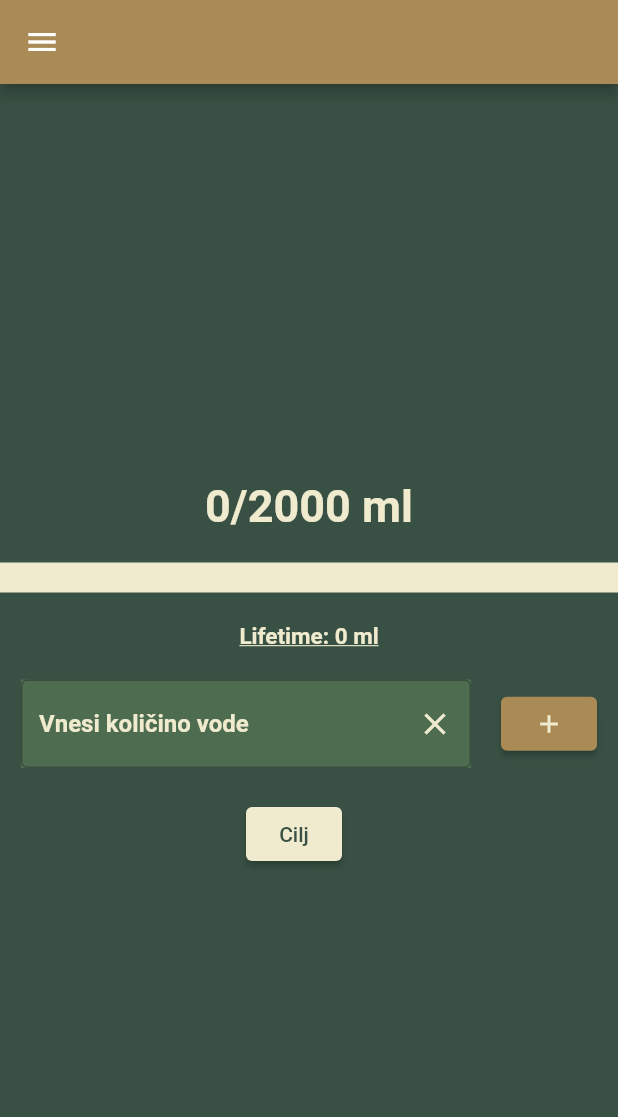
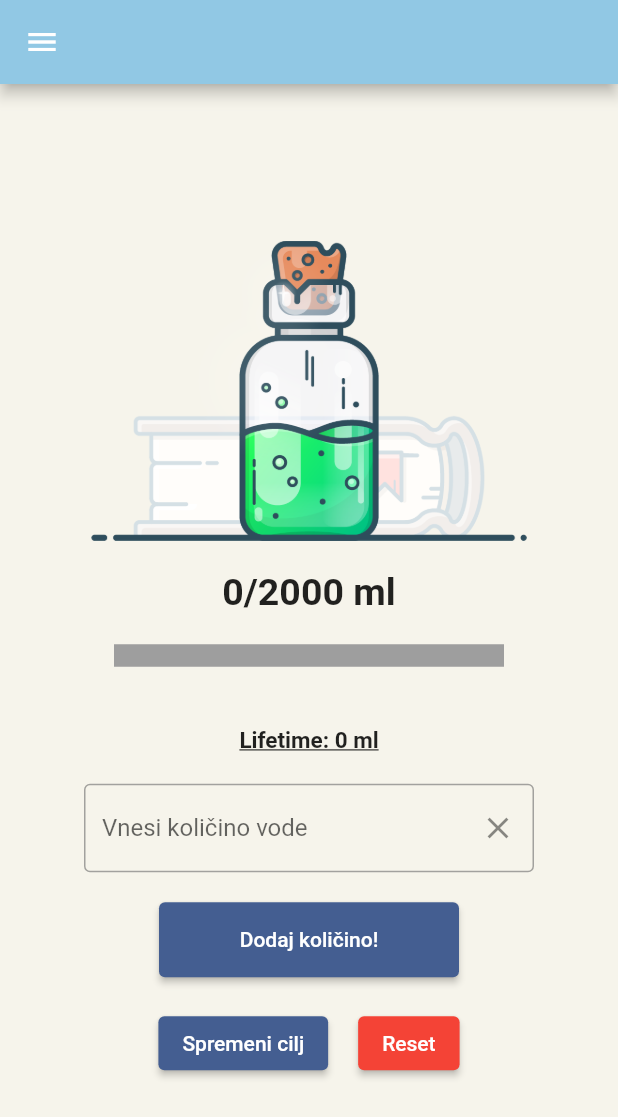
Before and after one commit to Oblakoru/WaterTrackingApp_LevelUp, a Flutter app: the MeritvePage screen opened directly, on a phone screen of 412 x 824 dp. Shown: the top 1117 px of the screen. Run offline on Flutter 3.47's test engine with Material 2 defaults, Android fonts, the phone set to English and light mode, and no system bars; our stand-ins replace hive_flutter; accounts and stored records are empty.

Commit message:
Revert "Slab redesign"
This reverts commit b588f551fd386b636fa38c3e61ab5244cc6acb7c.

```diff
--- a/lib/tracking_page.dart
+++ b/lib/tracking_page.dart
@@ -116,9 +116,9 @@ class _MeritvePageState extends State<MeritvePage> {
       resizeToAvoidBottomInset: false,
       //resizeToAvoidBottomPadding: false,
       //resizeToAvoidBottomInset: true,
-      backgroundColor: Color.fromRGBO(57, 81, 68, 1.0),
+      backgroundColor: Color.fromRGBO(246, 244, 235, 1.0),
       appBar: AppBar(
-        backgroundColor: Color.fromRGBO(170, 139, 86, 1.0),
+        backgroundColor: Color.fromRGBO(145, 200, 228, 1.0),
       ),
       drawer: Drawer(
         child: ListView(
@@ -153,7 +153,7 @@ class _MeritvePageState extends State<MeritvePage> {
               title: Text("Zgodovina"),
               onTap: () => print("Zgodovina"),
               leading: const Icon(
-                Icons.history,
+                Icons.favorite,
                 color: Colors.pinkAccent,
               ),
             ),
@@ -174,16 +174,18 @@ class _MeritvePageState extends State<MeritvePage> {
         ),
       ),
       body: Center(
+          child: Padding(
+        padding: const EdgeInsets.all(20.0),
         child: SingleChildScrollView(
           reverse: true,
           child: Column(
             mainAxisAlignment: MainAxisAlignment.center,
             crossAxisAlignment: CrossAxisAlignment.center,
             children: [
-            //Image.asset(
-            //  "images/health-potion.png",
-            //  height: 200,
-            //),
+              Image.asset(
+                "images/health-potion.png",
+                height: 200,
+              ),
               const SizedBox(
                 height: 20,
               ),
@@ -191,15 +193,12 @@ class _MeritvePageState extends State<MeritvePage> {
                 "$kolicinaSpiteVode/$dailyGoal ml",
                 style: const TextStyle(
                   fontWeight: FontWeight.bold,
-                  fontSize: 30.0,
-                  color: Color.fromRGBO(240, 235, 206, 1.0)),
+                  fontSize: 25.0,
                 ),
-            const SizedBox(
-              height: 20,
               ),
               Container(
-              //padding: EdgeInsets.symmetric(),
-              width: double.infinity,
+                padding: EdgeInsets.all(20.0),
+                width: 300,
                 child: TweenAnimationBuilder<double>(
                   duration: const Duration(milliseconds: 250),
                   curve: Curves.easeIn,
@@ -207,12 +206,8 @@ class _MeritvePageState extends State<MeritvePage> {
                     begin: 0,
                     end: kolicinaSpiteVode / dailyGoal,
                   ),
-                builder: (context, value, _) => LinearProgressIndicator(
-                  value: value,
-                  color: Color.fromRGBO(170, 139, 86, 1.0),
-                  backgroundColor: Color.fromRGBO(240, 235, 206, 1.0),
-                  minHeight: 20,
-                ),
+                  builder: (context, value, _) =>
+                      LinearProgressIndicator(value: value, color: Colors.blue, backgroundColor: Colors.grey, minHeight: 15,),
                 ),
                 //child: TweenAnimationBuilder<double>(
                 //  duration: const Duration(milliseconds: 500),
@@ -237,23 +232,14 @@ class _MeritvePageState extends State<MeritvePage> {
                 style: const TextStyle(
                     fontWeight: FontWeight.bold,
                     fontSize: 15.0,
-                  color: Color.fromRGBO(240, 235, 206, 1.0),
                     decoration: TextDecoration.underline),
               ),
               const SizedBox(
                 height: 20,
               ),
-            Row(
-              mainAxisAlignment: MainAxisAlignment.center,
-              children: [
               Container(
-                  color: Color.fromRGBO(78, 108, 80, 1.0),
                 width: 300,
                 child: TextField(
-                    style: TextStyle(
-                      color: Color.fromRGBO(240, 235, 206, 1.0),
-                      fontWeight: FontWeight.bold,
-                    ),
                   controller: textEditingController,
                   inputFormatters: [
                     FilteringTextInputFormatter.digitsOnly,
@@ -261,17 +247,9 @@ class _MeritvePageState extends State<MeritvePage> {
                   decoration: InputDecoration(
                     border: OutlineInputBorder(),
                     hintText: 'Vnesi količino vode',
-                      hintStyle: TextStyle(
-                        color: Color.fromRGBO(240, 235, 206, 1.0),
-                      ),
-                      labelStyle:
-                          TextStyle(color: Color.fromRGBO(240, 235, 206, 1.0)),
                     suffixIcon: IconButton(
                       onPressed: () => textEditingController.clear(),
-                        icon: Icon(
-                          Icons.clear,
-                          color: Color.fromRGBO(240, 235, 206, 1.0),
-                        ),
+                      icon: Icon(Icons.clear),
                     ),
                   ),
                   onChanged: (text) {
@@ -281,10 +259,9 @@ class _MeritvePageState extends State<MeritvePage> {
                 ),
               ),
               const SizedBox(
-                  width: 20,
+                height: 20,
               ),
               ElevatedButton(
-
                   //onPressed: () => setState(() => kolicinaSpiteVode += 250),
                   onPressed: () => {
                         setState(() {
@@ -293,23 +270,18 @@ class _MeritvePageState extends State<MeritvePage> {
                                 int.parse(textEditingController.text);
                             waterBox.put(
                                 pridobiDanasnjiDatum(), kolicinaSpiteVode);
-                              allTimeBox.add(int.parse(textEditingController.text));
+                            allTimeBox
+                                .add(int.parse(textEditingController.text));
                             _sumOfIntakes +=
                                 int.parse(textEditingController.text);
-                              textEditingController.clear();
                             print(pridobiDanasnjiDatum());
                           } catch (e) {
                             print("Ojoj!");
                           }
                         })
                       },
-                    //child: const Text("+", style: TextStyle(fontSize: 30), textAlign: TextAlign.center ,)),
-                    style: ElevatedButton.styleFrom(
-                      backgroundColor: Color.fromRGBO(170, 139, 86, 1.0),
-                    ),
-                    child: const Icon(Icons.add, size: 20, color: Color.fromRGBO(240, 235, 206, 1.0),)),
-              ],
-            ),
+                  style: ElevatedButton.styleFrom(fixedSize: Size(200, 50)),
+                  child: const Text("Dodaj količino!")),
               const SizedBox(
                 height: 20,
               ),
@@ -317,8 +289,6 @@ class _MeritvePageState extends State<MeritvePage> {
                 mainAxisAlignment: MainAxisAlignment.center,
                 children: [
                   ElevatedButton(
-
-                  style: ElevatedButton.styleFrom(backgroundColor: Color.fromRGBO(240, 235, 206, 1.0), fixedSize: Size(50, 30)),
                       onPressed: () {
                         showDialog(
                             context: context,
@@ -341,40 +311,40 @@ class _MeritvePageState extends State<MeritvePage> {
                                           Navigator.of(context).pop();
                                         },
                                         child: const Text(
-                                        "Potrdi",
+                                          "Submit",
                                         ))
                                   ],
                                 ));
                       },
-                    child: const Text("Cilj", style: TextStyle(color: Color.fromRGBO(57, 81, 68, 1.0) ),),),
+                      child: const Text("Spremeni cilj")),
                   const SizedBox(
                     width: 20,
                   ),
-                //ElevatedButton(
-                //    style: ElevatedButton.styleFrom(
-                //      backgroundColor: Colors.red,
-                //    ),
-                //    onPressed: () => setState(() {
-                //          kolicinaSpiteVode = 0;
-                //          _sumOfIntakes = 0;
-                //          waterBox.clear();
-                //          allTimeBox.clear();
-                //        }),
-                //    //onPressed: () => setState(() {
-                //    //      kolicinaSpiteVode = 0;
-                //    //      _sumOfIntakes = 0;
-                //    //      waterBox.get(waterBox.keys.last);
-                //    //      waterBox.deleteAt(allTimeBox.length - 1);
-                //    //      allTimeBox.add(allTimeBox.length - 1);
-                //    //    }),
-                //    child: const Text("Reset")),
+                  ElevatedButton(
+                      style: ElevatedButton.styleFrom(
+                        backgroundColor: Colors.red,
+                      ),
+                      onPressed: () => setState(() {
+                            kolicinaSpiteVode = 0;
+                            _sumOfIntakes = 0;
+                            waterBox.clear();
+                            allTimeBox.clear();
+                          }),
+                      //onPressed: () => setState(() {
+                      //      kolicinaSpiteVode = 0;
+                      //      _sumOfIntakes = 0;
+                      //      waterBox.get(waterBox.keys.last);
+                      //      waterBox.deleteAt(allTimeBox.length - 1);
+                      //      allTimeBox.add(allTimeBox.length - 1);
+                      //    }),
+                      child: const Text("Reset")),
                 ],
               ),
-            Padding(
-                // this is new
-                padding: EdgeInsets.only(
-                    bottom: MediaQuery.of(context).viewInsets.bottom)),
+              Padding( // this is new
+                padding: EdgeInsets.only(bottom: MediaQuery.of(context).viewInsets.bottom)
+            ),
             ],
+          ),
         ),
       )),
     );
```
Lines whose indentation alone changed are shown as unchanged.
